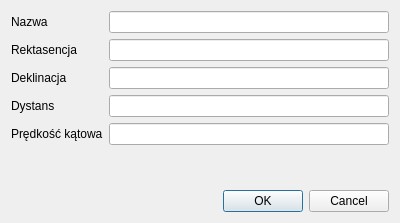
First picture: the form in application/gui/form-galaxy-group.ui, repository Ztrk/database-project, before the edit.
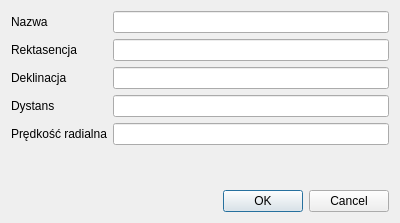
Second picture: the form after the edit.

Commit message: Add checking constraints in forms

```diff
--- a/application/gui/form-galaxy-group.ui
+++ b/application/gui/form-galaxy-group.ui
@@ -59,7 +59,7 @@
      <item row="4" column="0">
       <widget class="QLabel" name="radial_velocity_label">
        <property name="text">
-        <string>Prędkość kątowa</string>
+        <string>Prędkość radialna</string>
        </property>
       </widget>
      </item>
```
The commit also changes 3 other files.
